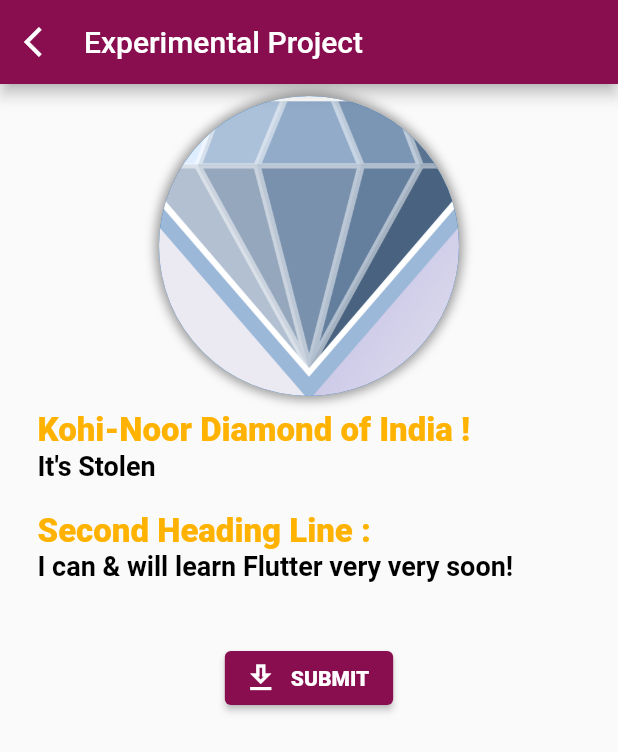
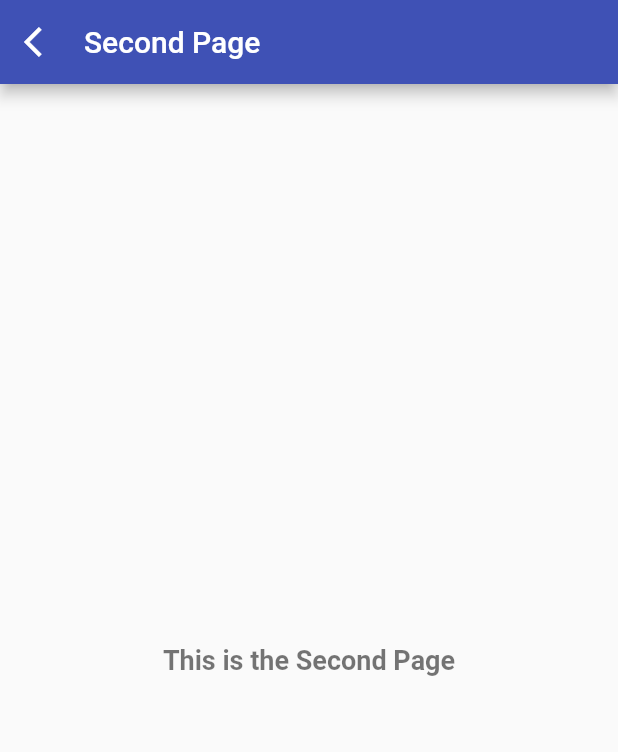
Before and after one commit to imnayandave/first_flutter_learn_project, a Flutter app: the screen it shows after launch, after a tap on "SUBMIT", on a phone screen of 412 x 824 dp. Shown: the top 752 px of the screen. Run offline on Flutter 3.47's test engine with Material 2 defaults, Android fonts, the phone set to English and light mode, and no system bars.

Commit message:
Basic Navigation Demo

```diff
--- /dev/null
+++ b/lib/SecondPage.dart
@@ -0,0 +1,32 @@
+import 'package:flutter/material.dart';
+import 'main.dart';
+
+class SecondPage extends StatelessWidget {
+  const SecondPage({Key? key}) : super(key: key);
+
+  @override
+  Widget build(BuildContext context) {
+    return Scaffold(
+      appBar: AppBar(
+        titleSpacing: 0,
+        title: const Text('Second Page'),
+        backgroundColor: Colors.indigo,
+        centerTitle: false,
+        leading: IconButton(
+          icon: Icon(Icons.arrow_back_ios),
+          onPressed: () {
+            Navigator.pop(context);
+          },
+        ),
+      ),
+      backgroundColor: Colors.grey.shade50,
+      body: Center(
+        child: Text(
+          'This is the Second Page',
+          style: myCustomStyle(
+              fontSize: 18, weight: FontWeight.bold, textColor: Colors.black54),
+        ),
+      ),
+    );
+  }
+}
--- a/lib/main.dart
+++ b/lib/main.dart
@@ -1,3 +1,6 @@
+import 'dart:ui';
+
+import 'package:first_flutter_learn_project/SecondPage.dart';
 import 'package:flutter/material.dart';
 
 void main() => runApp(const MaterialApp(home: HomeApp()));
@@ -7,11 +10,12 @@ class HomeApp extends StatelessWidget {
 
   @override
   Widget build(BuildContext context) {
+    print(fetchSize(context, true)*0.125);
     return Scaffold(
         appBar: customAppBar('Experimental Project', Colors.pink.shade900, false),
         backgroundColor: Colors.grey.shade50,
         body: Padding(
-          padding: const EdgeInsets.symmetric(vertical: 8, horizontal: 15),
+          padding: const EdgeInsets.symmetric(vertical: 8, horizontal: 10),
           child: Column(
             crossAxisAlignment: CrossAxisAlignment.stretch,
             children: [
@@ -26,8 +30,8 @@ class HomeApp extends StatelessWidget {
                         spreadRadius: 2.5),
                   ],
                 ),
-                child: const CircleAvatar(
-                  radius: 100.0,
+                child: CircleAvatar(
+                  radius: fetchSize(context, true)*0.125,
                   backgroundImage: AssetImage('assets/i_am_rich_app_icon.png'),
                 ),
               ),
@@ -38,18 +42,18 @@ class HomeApp extends StatelessWidget {
                   crossAxisAlignment: CrossAxisAlignment.start,
                   children: [
                     Text(
-                      'Kohi-Noor Diamond of India !',
+                      'Name of the Learner : ',
                       style: myCustomStyle(
                           textColor: Colors.amber[600],
-                          fontSize: 22.0,
+                          fontSize: 20.0,
                           weight: FontWeight.w900),
                     ),
                     Text(
-                      'It\'s Stolen',
+                      'Nayan Dave',
                       style: myCustomStyle(
                           weight: FontWeight.w700,
                           textColor: Colors.black,
-                          fontSize: 18.0),
+                          fontSize: 16.0),
                     ),
                   ],
                 ),
@@ -62,24 +66,44 @@ class HomeApp extends StatelessWidget {
                   crossAxisAlignment: CrossAxisAlignment.start,
                   children: [
                     Text(
-                      'Second Heading Line : ',
+                      'Current Title : ',
                       style: myCustomStyle(
                           textColor: Colors.amber[600],
-                          fontSize: 22.0,
+                          fontSize: 20.0,
                           weight: FontWeight.w900),
                     ),
                     Text(
-                      'I can & will learn Flutter very very soon!',
+                      'iOS Developer But Eager to learn flutter ;)',
                       style: myCustomStyle(
                           weight: FontWeight.w700,
                           textColor: Colors.black,
-                          fontSize: 18.0),
+                          fontSize: 16.0),
                     )
                   ],
                 ),
               ),
-              const SizedBox(height: 30,),
-              Center(child: ElevatedButton.icon(style: ElevatedButton.styleFrom(primary: Colors.pink.shade900), onPressed: (){}, icon: Icon(Icons.get_app_outlined), label: Text('SUBMIT',style: myCustomStyle(weight: FontWeight.w900),)))
+              const SizedBox(
+                height: 30,
+              ),
+              Center(
+                child: ElevatedButton.icon(
+                  style: ElevatedButton.styleFrom(
+                      backgroundColor: Colors.pink.shade900),
+                  onPressed: () {
+                    Navigator.push(
+                      context,
+                      MaterialPageRoute(
+                        builder: (context) => const SecondPage(),
+                      ),
+                    );
+                  },
+                  icon: Icon(Icons.get_app_outlined),
+                  label: Text(
+                    'SUBMIT',
+                    style: myCustomStyle(weight: FontWeight.w900),
+                  ),
+                ),
+              )
             ],
           ),
         ));
@@ -89,10 +113,8 @@ class HomeApp extends StatelessWidget {
 AppBar customAppBar(String title, Color bgColor, bool isTitleCenter) {
   return AppBar(
     title: Text(title),
-    titleSpacing: 0,
     backgroundColor: bgColor,
     centerTitle: isTitleCenter,
-    leading: IconButton(icon: Icon(Icons.arrow_back_ios),onPressed: (){},),
   );
 }
 
@@ -103,3 +125,13 @@ TextStyle myCustomStyle(
       fontWeight: weight ?? FontWeight.normal,
       color: textColor ?? Colors.white);
 }
+
+double fetchSize(BuildContext context, bool isHeight) {
+  if (isHeight) {
+    var padding = MediaQuery.of(context).viewPadding;
+    return MediaQuery.of(context).size.height - padding.top - padding.bottom;
+
+  } else {
+    return MediaQuery.of(context).size.width;
+  }
+}
```
